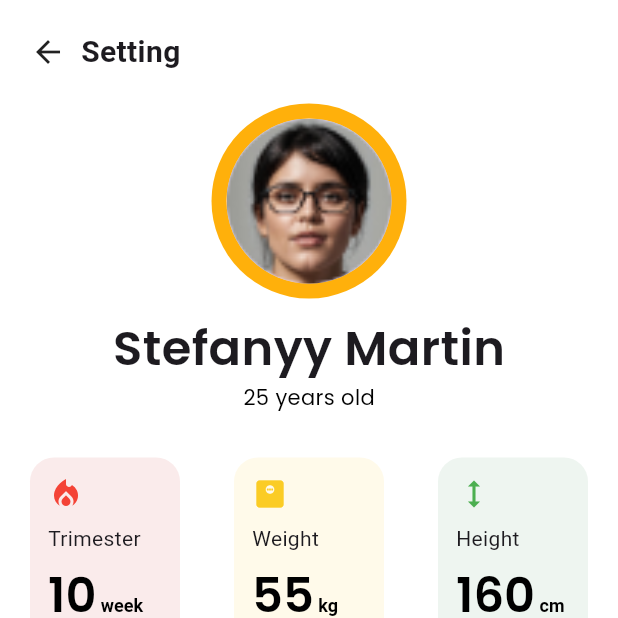
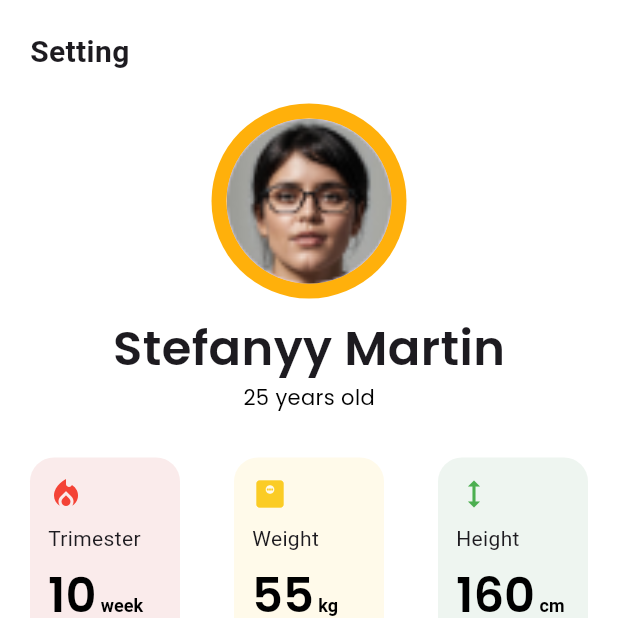
Before and after one commit to balbinopb/mamacare_app, a Flutter app: the SettingScreen screen opened by its route, on a phone screen of 412 x 824 dp, the top half of it. Run offline on Flutter 3.47's test engine with Material 3 defaults, Android fonts, the phone set to English and light mode, and no system bars; our stand-ins replace fl_chart, flutter_native_splash, font_awesome_flutter, get, google_fonts.

Commit message:
update: history and setting screen

```diff
--- a/lib/views/user/history_screen.dart
+++ b/lib/views/user/history_screen.dart
@@ -11,7 +11,7 @@ class HistoryScreen extends GetView<HistoryController> {
     return Scaffold(
       appBar: AppBar(
         title: Text('Preeclampsia History'),
-        leading: BackButton(),
+        // leading: BackButton(),
       ),
       body: Column(
         children: [
--- a/lib/views/user/setting_screen.dart
+++ b/lib/views/user/setting_screen.dart
@@ -21,8 +21,8 @@ class SettingScreen extends GetView<SettingController> {
               // Back button and title
               Row(
                 children: [
-                  Icon(Icons.arrow_back, size: 24),
-                  SizedBox(width: 10),
+                  // Icon(Icons.arrow_back, size: 24),
+                  // SizedBox(width: 10),
                   Text(
                     'Setting',
                     style: TextStyle(fontSize: 20, fontWeight: FontWeight.w600),
```
